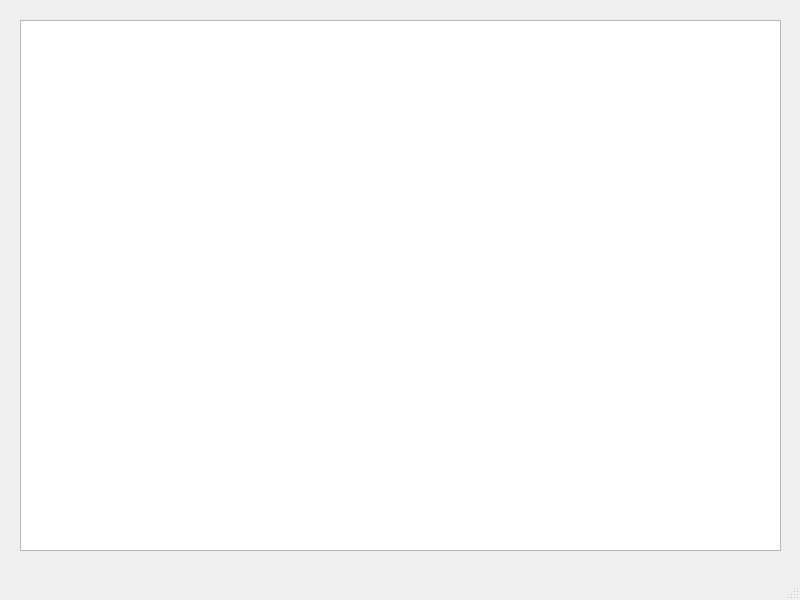
This is main.ui in Miner-Mat/Coffee as Qt 5 draws it before an edit. The edited form follows.
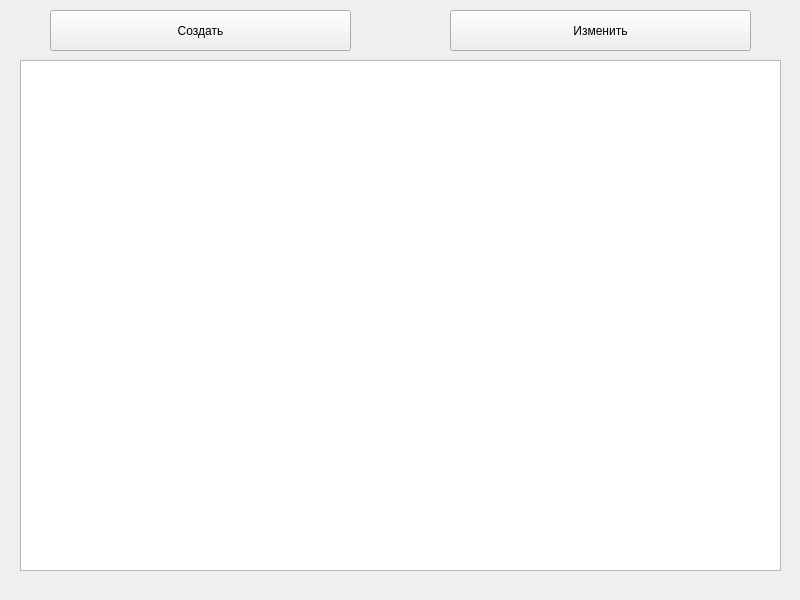
This is the edited form.

What changed in the file:
```diff
--- a/main.ui
+++ b/main.ui
@@ -18,9 +18,45 @@
     <property name="geometry">
      <rect>
       <x>20</x>
-      <y>20</y>
+      <y>60</y>
       <width>761</width>
-      <height>531</height>
+      <height>511</height>
+     </rect>
+    </property>
+   </widget>
+   <widget class="QPushButton" name="pushButton_2">
+    <property name="geometry">
+     <rect>
+      <x>450</x>
+      <y>10</y>
+      <width>301</width>
+      <height>41</height>
+     </rect>
+    </property>
+    <property name="text">
+     <string>Изменить</string>
+    </property>
+   </widget>
+   <widget class="QPushButton" name="pushButton_3">
+    <property name="geometry">
+     <rect>
+      <x>50</x>
+      <y>10</y>
+      <width>301</width>
+      <height>41</height>
+     </rect>
+    </property>
+    <property name="text">
+     <string>Создать</string>
+    </property>
+   </widget>
+   <widget class="QTableView" name="tableView">
+    <property name="geometry">
+     <rect>
+      <x>20</x>
+      <y>60</y>
+      <width>761</width>
+      <height>511</height>
      </rect>
     </property>
    </widget>
@@ -35,7 +71,6 @@
     </rect>
    </property>
   </widget>
-  <widget class="QStatusBar" name="statusbar"/>
  </widget>
  <resources/>
  <connections/>
```
